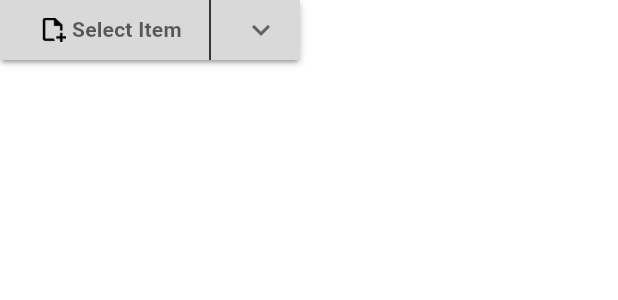
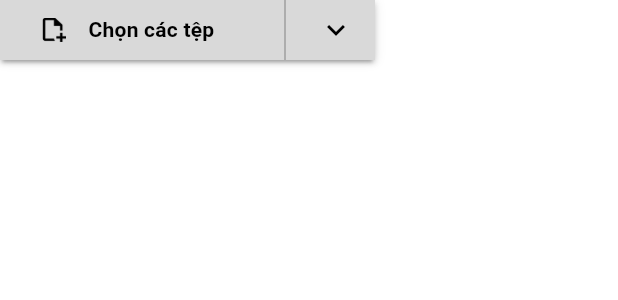
Before and after one commit to thaibinh77/DuAn, a Flutter app: the DropdownMenuExample widget shown alone on an empty page, opened directly, on a phone screen of 412 x 824 dp. Shown: the top 300 px of the screen. Run offline on Flutter 3.47's test engine with Material 3 defaults, Android fonts, the phone set to English and light mode, and no system bars; drawn by our look-alikes of dropdown_button2; our stand-ins replace carousel_slider, smooth_page_indicator.

Commit message:
update color

```diff
--- a/lib/widgets/item/item_kho.dart
+++ b/lib/widgets/item/item_kho.dart
@@ -1,6 +1,6 @@
 import 'package:flutter/material.dart';
 import 'package:dropdown_button2/dropdown_button2.dart';
-import '../../providers/Program_providers.dart';
+import '../../resources/app_color.dart';
 import '../../screens/driver_screen.dart';
 class ArchiveDialog extends StatefulWidget {
   const ArchiveDialog({Key? key}) : super(key: key);
@@ -29,7 +29,7 @@ class _ArchiveDialogState extends State<ArchiveDialog> {
           ),
           Expanded(
             child: Text(
-              "Kho lưu trữ/video",
+              "Kho lưu trữ hình ảnh/video",
               textAlign: TextAlign.center,
               style: TextStyle(fontWeight: FontWeight.bold),
             ),
@@ -45,7 +45,7 @@ class _ArchiveDialogState extends State<ArchiveDialog> {
             child: Column(
               mainAxisSize: MainAxisSize.min,
               children: <Widget>[
-                SizedBox(height: 10),
+                SizedBox(height: 20),
                 Row(
                   mainAxisAlignment: MainAxisAlignment.spaceAround,
                   children: [
@@ -85,23 +85,25 @@ class _DropdownMenuExampleState extends State<DropdownMenuExample> {
   @override
   Widget build(BuildContext context) {
     return Container(
-      width: 200,
+      width: 250,
       height: 40,
       child: DropdownButton2<String>(
         isExpanded: true,
         hint: Row(
+          mainAxisAlignment: MainAxisAlignment.start,
           children: [
             Image.asset(
               'assets/icons/file.png',
               width: 16,
               height: 16,
             ),
-            SizedBox(width: 4),
+            SizedBox(width: 15),
             Expanded(
               child: Text(
-                'Select Item',
+                'Chọn các tệp',
                 style: TextStyle(
                   fontSize: 14,
+                  color: AppColors.BaseColorBlack,
                   fontWeight: FontWeight.bold,
                 ),
                 overflow: TextOverflow.ellipsis,
@@ -109,7 +111,7 @@ class _DropdownMenuExampleState extends State<DropdownMenuExample> {
             ),
             SizedBox(width: 4),
             VerticalDivider(
-              color: Colors.black,
+              color: AppColors.BaseColorGrey,
               thickness: 1,
               width: 16,
             ),
@@ -119,14 +121,14 @@ class _DropdownMenuExampleState extends State<DropdownMenuExample> {
           return DropdownMenuItem<String>(
             value: item,
             child: Row(
+              mainAxisAlignment: MainAxisAlignment.start,
               children: [
-                // Điều kiện để hiển thị hình ảnh khác nhau dựa trên giá trị của từng mục
                 Image.asset(
                   item == 'Từ USB' ? 'assets/icons/usb.png' : 'assets/icons/device.png',
                   width: 16,
                   height: 16,
                 ),
-                SizedBox(width: 4),
+                SizedBox(width: 10),
                 Text(item),
               ],
             ),
@@ -161,9 +163,12 @@ class _DropdownMenuExampleState extends State<DropdownMenuExample> {
         iconStyleData: IconStyleData(
           icon: Icon(
             Icons.keyboard_arrow_down_outlined,
+            color: AppColors.BaseColorBlack,
             size: 24,
           ),
-          openMenuIcon: Icon(Icons.keyboard_arrow_up_outlined, size: 24),
+          openMenuIcon: Icon(Icons.keyboard_arrow_up_outlined, size: 24,
+            color: AppColors.BaseColorBlack,
+          ),
         ),
         menuItemStyleData: const MenuItemStyleData(
           height: 40,
```
